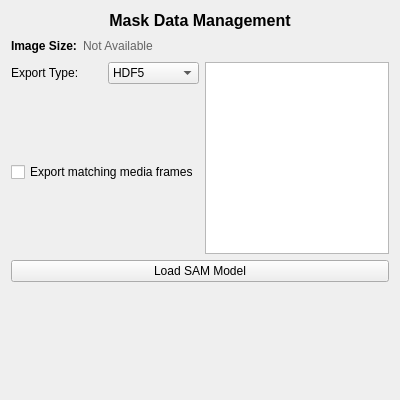
Before: the Qt Designer form src/WhiskerToolbox/DataManager_Widget/Mask_Widget/Mask_Widget.ui in paulmthompson/WhiskerToolbox, drawn with Qt 5.
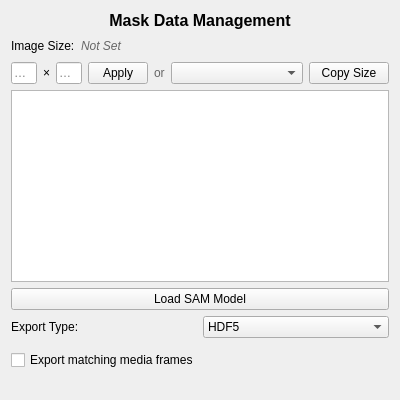
After: the same form once the commit is applied. Custom widgets are drawn as their Qt base class.

Commit message: mask widget shows image size and export options are in collapsible section

What changed in the file:
```diff
--- a/src/WhiskerToolbox/DataManager_Widget/Mask_Widget/Mask_Widget.ui
+++ b/src/WhiskerToolbox/DataManager_Widget/Mask_Widget/Mask_Widget.ui
@@ -31,27 +31,23 @@
     </widget>
    </item>
    <item>
+    <layout class="QVBoxLayout" name="imageSizeMainLayout">
+     <item>
     <layout class="QHBoxLayout" name="imageSizeLayout">
      <item>
       <widget class="QLabel" name="label_image_size_title">
        <property name="text">
         <string>Image Size:</string>
        </property>
-       <property name="font">
-        <font>
-         <weight>75</weight>
-         <bold>true</bold>
-        </font>
-       </property>
       </widget>
      </item>
      <item>
       <widget class="QLabel" name="label_image_size_value">
        <property name="text">
-        <string>Not Available</string>
+          <string>Not Set</string>
        </property>
        <property name="styleSheet">
-        <string>color: rgb(100, 100, 100);</string>
+          <string>color: #666666; font-style: italic;</string>
        </property>
       </widget>
      </item>
@@ -71,9 +67,124 @@
     </layout>
    </item>
    <item>
-    <layout class="QHBoxLayout" name="topControlsLayout">
+      <layout class="QHBoxLayout" name="imageSizeControlsLayout">
      <item>
-      <layout class="QVBoxLayout" name="leftVerticalLayout">
+        <widget class="QLineEdit" name="image_width_edit">
+         <property name="placeholderText">
+          <string>Width</string>
+         </property>
+         <property name="maximumSize">
+          <size>
+           <width>80</width>
+           <height>16777215</height>
+          </size>
+         </property>
+        </widget>
+       </item>
+       <item>
+        <widget class="QLabel" name="label_x_separator">
+         <property name="text">
+          <string>×</string>
+         </property>
+        </widget>
+       </item>
+       <item>
+        <widget class="QLineEdit" name="image_height_edit">
+         <property name="placeholderText">
+          <string>Height</string>
+         </property>
+         <property name="maximumSize">
+          <size>
+           <width>80</width>
+           <height>16777215</height>
+          </size>
+         </property>
+        </widget>
+       </item>
+       <item>
+        <widget class="QPushButton" name="apply_image_size_button">
+         <property name="text">
+          <string>Apply</string>
+         </property>
+         <property name="maximumSize">
+          <size>
+           <width>60</width>
+           <height>16777215</height>
+          </size>
+         </property>
+        </widget>
+       </item>
+       <item>
+        <widget class="QLabel" name="label_or">
+         <property name="text">
+          <string>or</string>
+         </property>
+         <property name="styleSheet">
+          <string>color: #666666;</string>
+         </property>
+        </widget>
+       </item>
+       <item>
+        <widget class="QComboBox" name="copy_from_media_combo">
+         <property name="placeholderText">
+          <string>Copy from media...</string>
+         </property>
+         <property name="maximumSize">
+          <size>
+           <width>150</width>
+           <height>16777215</height>
+          </size>
+         </property>
+        </widget>
+       </item>
+       <item>
+        <widget class="QPushButton" name="copy_image_size_button">
+         <property name="text">
+          <string>Copy Size</string>
+         </property>
+         <property name="maximumSize">
+          <size>
+           <width>80</width>
+           <height>16777215</height>
+          </size>
+         </property>
+        </widget>
+       </item>
+      </layout>
+     </item>
+    </layout>
+   </item>
+   <item>
+    <widget class="QTableView" name="tableView"/>
+   </item>
+   <item>
+    <widget class="QPushButton" name="load_sam_button">
+     <property name="text">
+      <string>Load SAM Model</string>
+     </property>
+    </widget>
+   </item>
+   <item>
+    <widget class="Section" name="export_section" native="true">
+     <property name="sizePolicy">
+      <sizepolicy hsizetype="Expanding" vsizetype="Preferred">
+       <horstretch>0</horstretch>
+       <verstretch>0</verstretch>
+      </sizepolicy>
+     </property>
+     <layout class="QVBoxLayout" name="exportSectionLayout">
+      <property name="leftMargin">
+       <number>0</number>
+      </property>
+      <property name="topMargin">
+       <number>0</number>
+      </property>
+      <property name="rightMargin">
+       <number>0</number>
+      </property>
+      <property name="bottomMargin">
+       <number>0</number>
+      </property>
        <item>
         <layout class="QHBoxLayout" name="exportTypeLayout">
          <item>
@@ -121,31 +232,7 @@
        <item>
         <widget class="MediaExport_Widget" name="media_export_options_widget" native="true"/>
        </item>
-       <item>
-        <spacer name="verticalSpacer_left">
-         <property name="orientation">
-          <enum>Qt::Orientation::Vertical</enum>
-         </property>
-         <property name="sizeHint" stdset="0">
-          <size>
-           <width>20</width>
-           <height>20</height>
-          </size>
-         </property>
-        </spacer>
-       </item>
-      </layout>
-     </item>
-     <item>
-      <widget class="QTableView" name="tableView"/>
-     </item>
-    </layout>
-   </item>
-   <item>
-    <widget class="QPushButton" name="load_sam_button">
-     <property name="text">
-      <string>Load SAM Model</string>
-     </property>
+     </layout>
     </widget>
    </item>
    <item>
@@ -185,6 +272,12 @@
            <header>MediaExport/MediaExport_Widget.hpp</header>
    <container>1</container>
   </customwidget>
+  <customwidget>
+   <class>Section</class>
+   <extends>QWidget</extends>
+   <header>Collapsible_Widget/Section.hpp</header>
+   <container>1</container>
+  </customwidget>
  </customwidgets>
  <resources/>
  <connections/>
```
Left out of the diff: 4 changed lines with no effect on the pictures. Lines whose indentation alone changed are shown as unchanged. The commit also changes 2 other files.
